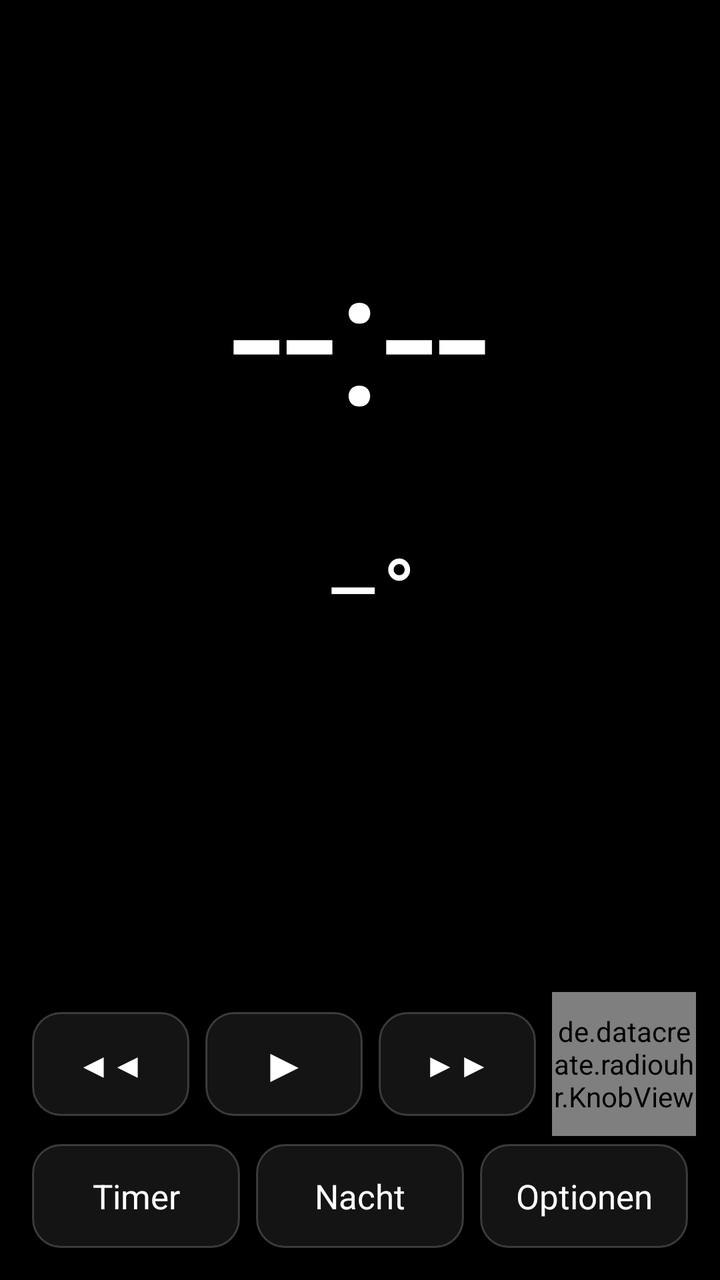
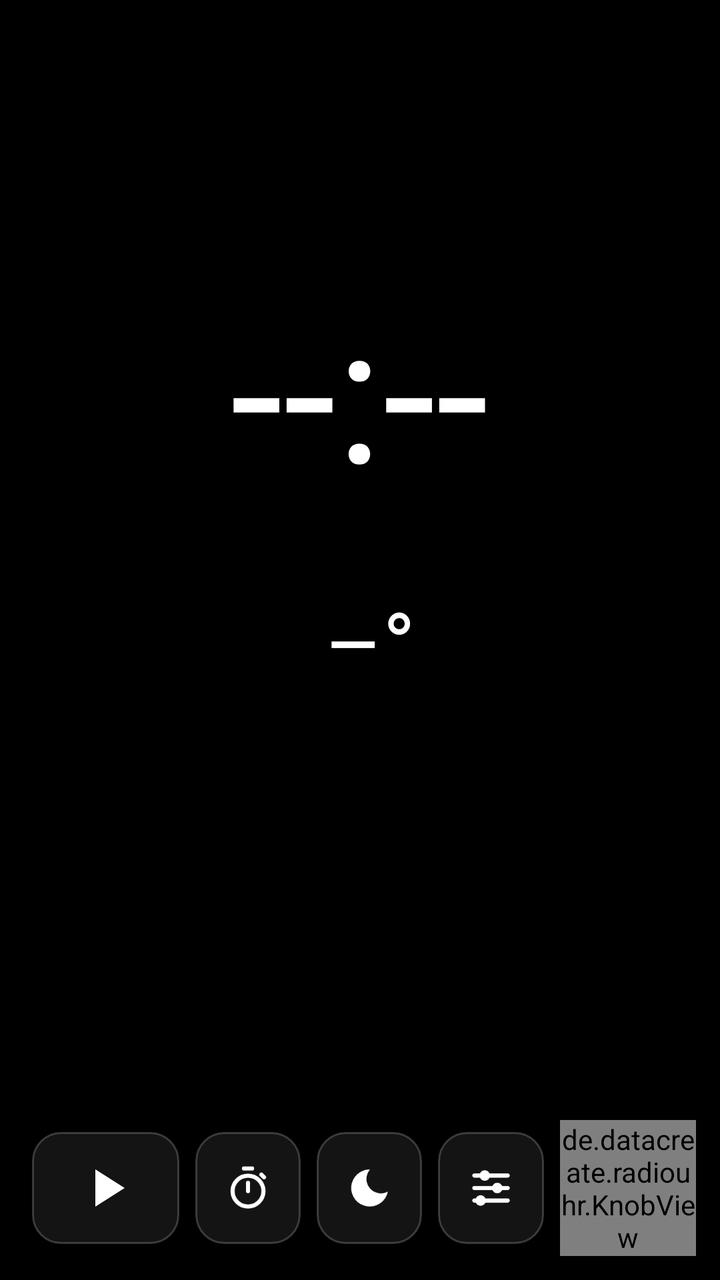

Two renders of the same Android screen: before a commit and after it. Below are the layout's source before the change and the commit's diff.
<!-- AndroidManifest.xml: application theme AppTheme -->
<!-- res/layout/activity_main.xml -->
<?xml version="1.0" encoding="utf-8"?>
<LinearLayout xmlns:android="http://schemas.android.com/apk/res/android"
    android:id="@+id/root"
    android:layout_width="match_parent"
    android:layout_height="match_parent"
    android:background="#000000"
    android:keepScreenOn="true"
    android:orientation="vertical"
    android:padding="12dp">

    <LinearLayout
        android:id="@+id/clockPanel"
        android:layout_width="match_parent"
        android:layout_height="0dp"
        android:layout_weight="1"
        android:gravity="center"
        android:orientation="vertical">

        <TextView
            android:id="@+id/tvTime"
            android:layout_width="wrap_content"
            android:layout_height="wrap_content"
            android:includeFontPadding="false"
            android:singleLine="true"
            android:text="--:--"
            android:textColor="#FFFFFF"
            android:textSize="96sp" />

        <TextView
            android:id="@+id/tvDate"
            android:layout_width="wrap_content"
            android:layout_height="wrap_content"
            android:textColor="#BBBBBB"
            android:textSize="21sp" />

        <LinearLayout
            android:layout_width="wrap_content"
            android:layout_height="wrap_content"
            android:layout_marginTop="10dp"
            android:gravity="center_vertical"
            android:orientation="horizontal">

            <TextView
                android:id="@+id/tvWeatherIcon"
                android:layout_width="wrap_content"
                android:layout_height="wrap_content"
                android:textColor="#FFD27A"
                android:textSize="38sp" />

            <TextView
                android:id="@+id/tvTemp"
                android:layout_width="wrap_content"
                android:layout_height="wrap_content"
                android:layout_marginLeft="10dp"
                android:text="–°"
                android:textColor="#FFFFFF"
                android:textSize="44sp" />
        </LinearLayout>

        <TextView
            android:id="@+id/tvWeatherInfo"
            android:layout_width="wrap_content"
            android:layout_height="wrap_content"
            android:gravity="center"
            android:textColor="#999999"
            android:textSize="14sp" />

        <TextView
            android:id="@+id/tvEvents"
            android:layout_width="wrap_content"
            android:layout_height="wrap_content"
            android:layout_marginTop="10dp"
            android:gravity="center"
            android:lineSpacingExtra="2dp"
            android:maxLines="5"
            android:textColor="#DDDDDD"
            android:textSize="15sp"
            android:visibility="gone" />
    </LinearLayout>

    <LinearLayout
        android:id="@+id/radioPanel"
        android:layout_width="match_parent"
        android:layout_height="wrap_content"
        android:gravity="center"
        android:orientation="vertical">

        <TextView
            android:id="@+id/tvStation"
            android:layout_width="match_parent"
            android:layout_height="wrap_content"
            android:ellipsize="end"
            android:gravity="center"
            android:singleLine="true"
            android:textColor="#FFFFFF"
            android:textSize="20sp"
            android:textStyle="bold" />

        <TextView
            android:id="@+id/tvNowPlaying"
            android:layout_width="match_parent"
            android:layout_height="wrap_content"
            android:ellipsize="end"
            android:gravity="center"
            android:singleLine="true"
            android:textColor="#AAAAAA"
            android:textSize="14sp" />

        <HorizontalScrollView
            android:id="@+id/favScroll"
            android:layout_width="match_parent"
            android:layout_height="wrap_content"
            android:layout_marginTop="6dp"
            android:fillViewport="true"
            android:scrollbars="none">

            <LinearLayout
                android:id="@+id/favRow"
                android:layout_width="match_parent"
                android:layout_height="wrap_content"
                android:gravity="center_horizontal"
                android:orientation="horizontal" />
        </HorizontalScrollView>

        <LinearLayout
            android:layout_width="match_parent"
            android:layout_height="wrap_content"
            android:gravity="center_vertical"
            android:orientation="horizontal">

            <TextView android:id="@+id/btnPrev" style="@style/Btn" android:text="◀◀" />
            <TextView android:id="@+id/btnPlay" style="@style/Btn" android:text="▶" android:textSize="24sp" />
            <TextView android:id="@+id/btnNext" style="@style/Btn" android:text="▶▶" />

            <de.datacreate.radiouhr.KnobView
                android:id="@+id/knob"
                android:layout_width="72dp"
                android:layout_height="72dp"
                android:layout_marginLeft="4dp" />
        </LinearLayout>

        <LinearLayout
            android:layout_width="match_parent"
            android:layout_height="wrap_content"
            android:orientation="horizontal">

            <TextView android:id="@+id/btnTimer" style="@style/Btn" android:text="Timer" />
            <TextView android:id="@+id/btnNight" style="@style/Btn" android:text="Nacht" />
            <TextView android:id="@+id/btnSettings" style="@style/Btn" android:text="Optionen" />
        </LinearLayout>
    </LinearLayout>
</LinearLayout>
<!-- resources referenced by this layout -->
<resources>
  <style name="Btn">
          <item name="android:layout_width">0dp</item>
          <item name="android:layout_height">52dp</item>
          <item name="android:layout_weight">1</item>
          <item name="android:layout_margin">4dp</item>
          <item name="android:gravity">center</item>
          <item name="android:textColor">#FFFFFF</item>
          <item name="android:textSize">17sp</item>
          <item name="android:singleLine">true</item>
          <item name="android:background">@drawable/btn_bg</item>
          <item name="android:clickable">true</item>
          <item name="android:focusable">true</item>
      </style>
  <style name="AppTheme" parent="android:Theme.Material.NoActionBar.Fullscreen">
          <item name="android:windowBackground">@android:color/black</item>
          <item name="android:colorAccent">#FF8A3D</item>
      </style>
  <!-- drawable btn_bg (drawable) -->
  <?xml version="1.0" encoding="utf-8"?>
  <selector xmlns:android="http://schemas.android.com/apk/res/android">
      <item android:state_pressed="true">
          <shape android:shape="rectangle">
              <solid android:color="#33FFFFFF" />
              <corners android:radius="14dp" />
              <stroke android:width="1dp" android:color="#66FFFFFF" />
          </shape>
      </item>
      <item>
          <shape android:shape="rectangle">
              <solid android:color="#14FFFFFF" />
              <corners android:radius="14dp" />
              <stroke android:width="1dp" android:color="#33FFFFFF" />
          </shape>
      </item>
  </selector>
</resources>

<!-- the commit's change to res/layout/activity_main.xml (unified diff, before → after) -->
@@ -34,9 +34,10 @@
             android:textSize="21sp" />
 
         <LinearLayout
+            android:id="@+id/weatherRow"
             android:layout_width="wrap_content"
             android:layout_height="wrap_content"
-            android:layout_marginTop="10dp"
+            android:layout_marginTop="8dp"
             android:gravity="center_vertical"
             android:orientation="horizontal">
 
@@ -65,6 +66,13 @@
             android:textColor="#999999"
             android:textSize="14sp" />
 
+        <LinearLayout
+            android:id="@+id/forecastRow"
+            android:layout_width="wrap_content"
+            android:layout_height="wrap_content"
+            android:layout_marginTop="8dp"
+            android:orientation="horizontal" />
+
         <TextView
             android:id="@+id/tvEvents"
             android:layout_width="wrap_content"
@@ -72,7 +80,7 @@
             android:layout_marginTop="10dp"
             android:gravity="center"
             android:lineSpacingExtra="2dp"
-            android:maxLines="5"
+            android:maxLines="4"
             android:textColor="#DDDDDD"
             android:textSize="15sp"
             android:visibility="gone" />
@@ -128,25 +136,35 @@
             android:gravity="center_vertical"
             android:orientation="horizontal">
 
-            <TextView android:id="@+id/btnPrev" style="@style/Btn" android:text="◀◀" />
-            <TextView android:id="@+id/btnPlay" style="@style/Btn" android:text="▶" android:textSize="24sp" />
-            <TextView android:id="@+id/btnNext" style="@style/Btn" android:text="▶▶" />
+            <ImageView android:id="@+id/btnPlay" style="@style/IconBtn" android:layout_weight="1.4"
+                android:padding="12dp" android:src="@drawable/ic_play" />
+
+            <FrameLayout android:id="@+id/btnTimer" style="@style/IconBtn" android:padding="0dp">
+                <ImageView
+                    android:layout_width="match_parent"
+                    android:layout_height="match_parent"
+                    android:padding="14dp"
+                    android:scaleType="fitCenter"
+                    android:src="@drawable/ic_timer" />
+                <TextView
+                    android:id="@+id/tvTimerBadge"
+                    android:layout_width="wrap_content"
+                    android:layout_height="wrap_content"
+                    android:layout_gravity="bottom|right"
+                    android:layout_margin="3dp"
+                    android:textColor="#FF8A3D"
+                    android:textSize="11sp"
+                    android:textStyle="bold" />
+            </FrameLayout>
+
+            <ImageView android:id="@+id/btnNight" style="@style/IconBtn" android:src="@drawable/ic_moon" />
+            <ImageView android:id="@+id/btnSettings" style="@style/IconBtn" android:src="@drawable/ic_tune" />
 
             <de.datacreate.radiouhr.KnobView
                 android:id="@+id/knob"
-                android:layout_width="72dp"
-                android:layout_height="72dp"
+                android:layout_width="68dp"
+                android:layout_height="68dp"
                 android:layout_marginLeft="4dp" />
-        </LinearLayout>
-
-        <LinearLayout
-            android:layout_width="match_parent"
-            android:layout_height="wrap_content"
-            android:orientation="horizontal">
-
-            <TextView android:id="@+id/btnTimer" style="@style/Btn" android:text="Timer" />
-            <TextView android:id="@+id/btnNight" style="@style/Btn" android:text="Nacht" />
-            <TextView android:id="@+id/btnSettings" style="@style/Btn" android:text="Optionen" />
         </LinearLayout>
     </LinearLayout>
 </LinearLayout>
<!-- resource entries referenced after the edit -->
@@ -1,14 +1,34 @@
 <!-- resources referenced by this layout -->
 <resources>
-  <style name="Btn">
+  <!-- drawable ic_moon (drawable) -->
+  <vector xmlns:android="http://schemas.android.com/apk/res/android" android:width="24dp" android:height="24dp" android:viewportWidth="24" android:viewportHeight="24">
+      <path android:fillColor="#FFFFFF" android:pathData="M12.3,3A9,9 0 1,0 21,13.7A7,7 0 0,1 12.3,3z" />
+  </vector>
+  <!-- drawable ic_play (drawable) -->
+  <vector xmlns:android="http://schemas.android.com/apk/res/android" android:width="24dp" android:height="24dp" android:viewportWidth="24" android:viewportHeight="24">
+      <path android:fillColor="#FFFFFF" android:pathData="M8,5v14l11,-7z" />
+  </vector>
+  <!-- drawable ic_timer (drawable) -->
+  <vector xmlns:android="http://schemas.android.com/apk/res/android" android:width="24dp" android:height="24dp" android:viewportWidth="24" android:viewportHeight="24">
+      <path android:fillColor="#00000000" android:strokeColor="#FFFFFF" android:strokeWidth="2"
+          android:pathData="M4.5,13.5a7.5,7.5 0 1,0 15,0a7.5,7.5 0 1,0 -15,0" />
+      <path android:fillColor="#00000000" android:strokeColor="#FFFFFF" android:strokeWidth="2" android:strokeLineCap="round"
+          android:pathData="M12,13.5L12,9.5M10,2.5L14,2.5M18.5,5.5L19.8,6.8" />
+  </vector>
+  <!-- drawable ic_tune (drawable) -->
+  <vector xmlns:android="http://schemas.android.com/apk/res/android" android:width="24dp" android:height="24dp" android:viewportWidth="24" android:viewportHeight="24">
+      <path android:fillColor="#00000000" android:strokeColor="#FFFFFF" android:strokeWidth="2" android:strokeLineCap="round"
+          android:pathData="M4,6L20,6M4,12L20,12M4,18L20,18" />
+      <path android:fillColor="#FFFFFF"
+          android:pathData="M6.5,6a2.5,2.5 0 1,0 5,0a2.5,2.5 0 1,0 -5,0M12.5,12a2.5,2.5 0 1,0 5,0a2.5,2.5 0 1,0 -5,0M4.5,18a2.5,2.5 0 1,0 5,0a2.5,2.5 0 1,0 -5,0" />
+  </vector>
+  <style name="IconBtn">
           <item name="android:layout_width">0dp</item>
-          <item name="android:layout_height">52dp</item>
+          <item name="android:layout_height">56dp</item>
           <item name="android:layout_weight">1</item>
           <item name="android:layout_margin">4dp</item>
-          <item name="android:gravity">center</item>
-          <item name="android:textColor">#FFFFFF</item>
-          <item name="android:textSize">17sp</item>
-          <item name="android:singleLine">true</item>
+          <item name="android:padding">14dp</item>
+          <item name="android:scaleType">fitCenter</item>
           <item name="android:background">@drawable/btn_bg</item>
           <item name="android:clickable">true</item>
           <item name="android:focusable">true</item>
